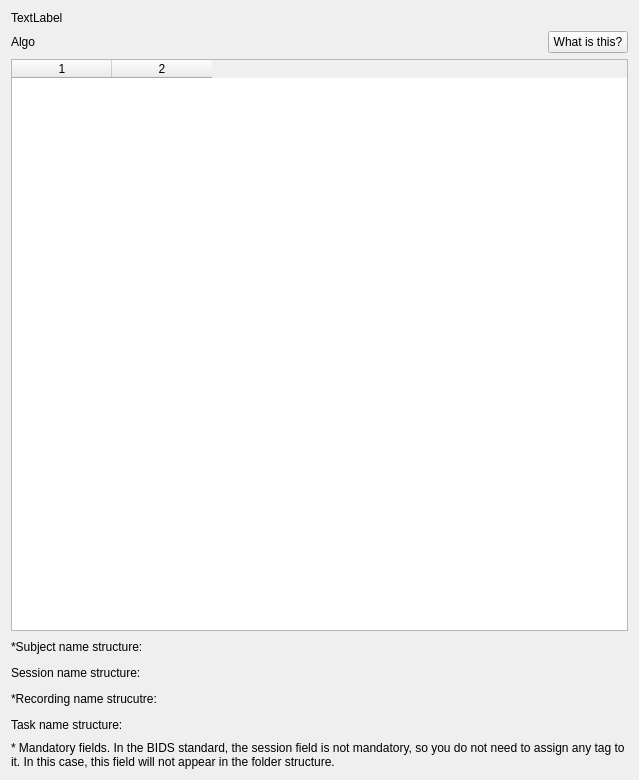
medusabci/medusa-analyzer, file converter/conversion/view.ui: the form before one commit.
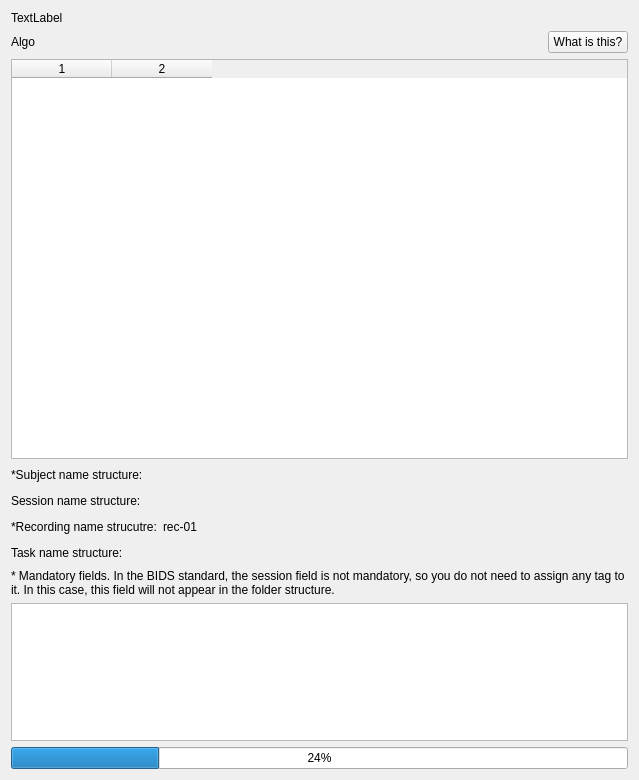
The form after the commit.

Diff of the .ui file:
```diff
--- a/converter/conversion/view.ui
+++ b/converter/conversion/view.ui
@@ -54,6 +54,18 @@
    </item>
    <item>
     <widget class="QTableWidget" name="namingTable">
+     <property name="minimumSize">
+      <size>
+       <width>0</width>
+       <height>400</height>
+      </size>
+     </property>
+     <property name="maximumSize">
+      <size>
+       <width>16777215</width>
+       <height>400</height>
+      </size>
+     </property>
      <property name="columnCount">
       <number>2</number>
      </property>
@@ -135,7 +147,7 @@
      <item>
       <widget class="QLabel" name="recordingLabel">
        <property name="text">
-        <string/>
+        <string>rec-01</string>
        </property>
       </widget>
      </item>
@@ -195,6 +207,33 @@
      </property>
     </widget>
    </item>
+   <item>
+    <layout class="QVBoxLayout" name="verticalLayout">
+     <item>
+      <widget class="QTextBrowser" name="convertLogTextBrowser"/>
+     </item>
+     <item>
+      <widget class="QProgressBar" name="convertProgressBar">
+       <property name="value">
+        <number>24</number>
+       </property>
+      </widget>
+     </item>
+     <item>
+      <spacer name="verticalSpacer">
+       <property name="orientation">
+        <enum>Qt::Vertical</enum>
+       </property>
+       <property name="sizeHint" stdset="0">
+        <size>
+         <width>20</width>
+         <height>40</height>
+        </size>
+       </property>
+      </spacer>
+     </item>
+    </layout>
+   </item>
   </layout>
  </widget>
  <resources/>
```
